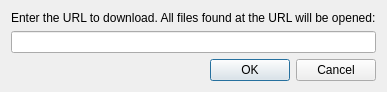
Before: the Qt Designer form Geometrize/dialog/openurldialog.ui in Tw1ddle/geometrize, drawn with Qt 5.
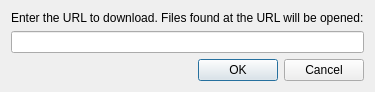
After: the same form once the commit is applied.

What changed in the file:
```diff
--- a/Geometrize/dialog/openurldialog.ui
+++ b/Geometrize/dialog/openurldialog.ui
@@ -26,7 +26,7 @@
    <item>
     <widget class="QLabel" name="instructionText">
      <property name="text">
-      <string>Enter the URL to download. All files found at the URL will be opened:</string>
+      <string>Enter the URL to download. Files found at the URL will be opened:</string>
      </property>
     </widget>
    </item>
```
